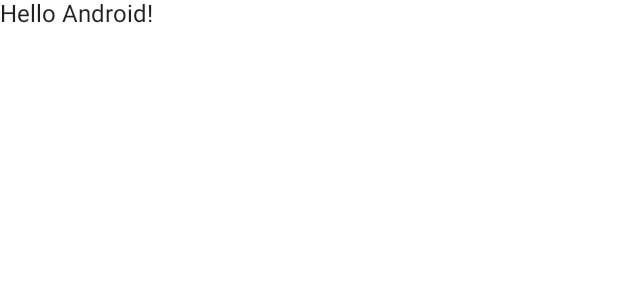
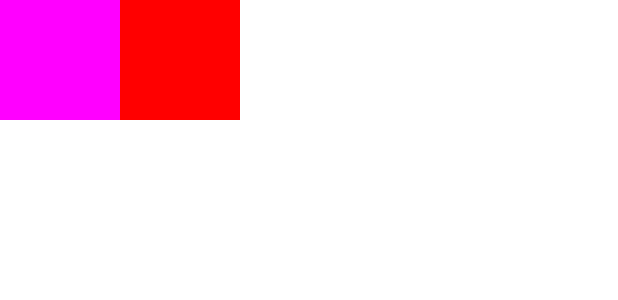
Before and after one commit to kuscuhasann/jetpackCompose2022, an Android app built with Jetpack Compose: the @Preview function DefaultPreview, on a phone screen of 412 x 824 dp. Shown: the top 300 px of the screen. Run offline under Robolectric (Android 15) with nearby library versions, the phone set to English and light mode, and no system bars.

Commit message:
used Row and Box

```diff
--- a/app/src/main/java/com/pakt_games/jetpackcompose2022/MainActivity.kt
+++ b/app/src/main/java/com/pakt_games/jetpackcompose2022/MainActivity.kt
@@ -3,13 +3,19 @@ package com.pakt_games.jetpackcompose2022
 import android.os.Bundle
 import androidx.activity.ComponentActivity
 import androidx.activity.compose.setContent
+import androidx.compose.foundation.background
+import androidx.compose.foundation.layout.Box
+import androidx.compose.foundation.layout.Row
 import androidx.compose.foundation.layout.fillMaxSize
+import androidx.compose.foundation.layout.size
 import androidx.compose.material.MaterialTheme
 import androidx.compose.material.Surface
 import androidx.compose.material.Text
 import androidx.compose.runtime.Composable
 import androidx.compose.ui.Modifier
+import androidx.compose.ui.graphics.Color
 import androidx.compose.ui.tooling.preview.Preview
+import androidx.compose.ui.unit.dp
 import com.pakt_games.jetpackcompose2022.ui.theme.JetpackCompose2022Theme
 
 class MainActivity : ComponentActivity() {
@@ -22,7 +28,7 @@ class MainActivity : ComponentActivity() {
                     modifier = Modifier.fillMaxSize(),
                     color = MaterialTheme.colors.background
                 ) {
-                    Greeting("Android")
+                    MainPage()
                 }
             }
         }
@@ -30,14 +36,17 @@ class MainActivity : ComponentActivity() {
 }
 
 @Composable
-fun Greeting(name: String) {
-    Text(text = "Hello $name!")
+fun MainPage() {
+    Row {
+        Box(modifier = Modifier.size(80.dp).background(Color.Magenta))
+        Box(modifier = Modifier.size(80.dp).background(Color.Red))
+    }
 }
 
 @Preview(showBackground = true)
 @Composable
 fun DefaultPreview() {
     JetpackCompose2022Theme {
-        Greeting("Android")
+        MainPage()
     }
 }
```
